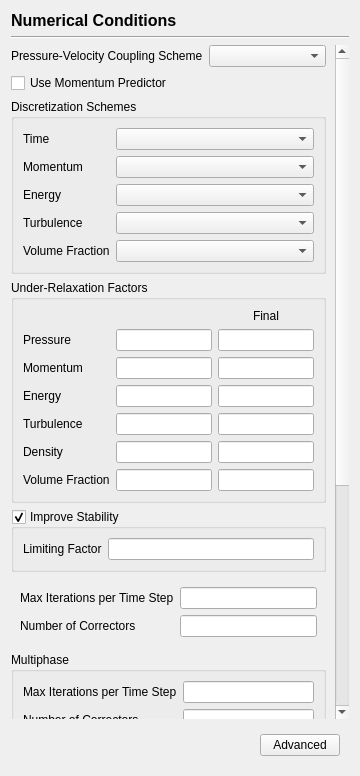
First picture: the form in baramFlow/view/solution/numerical_conditions/numerical_conditions_page.ui, repository nextfoam/baram, before the edit.
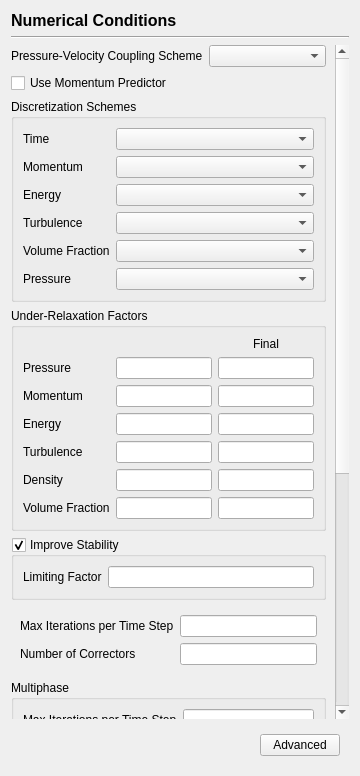
Second picture: the form after the edit. Custom widgets are drawn as their Qt base class.

Commit message: baram#448 Numerical Conditions 페이지 Discretization Schemes에 Pressure 설정 추가

What changed in the file:
```diff
--- a/baramFlow/view/solution/numerical_conditions/numerical_conditions_page.ui
+++ b/baramFlow/view/solution/numerical_conditions/numerical_conditions_page.ui
@@ -54,7 +54,7 @@
         <x>0</x>
         <y>0</y>
         <width>332</width>
-        <height>1002</height>
+        <height>1030</height>
        </rect>
       </property>
       <layout class="QVBoxLayout" name="verticalLayout">
@@ -159,7 +159,17 @@
            </widget>
           </item>
           <item row="4" column="1">
-           <widget class="QComboBox" name="discretizationSchemeVolumeFraction"/>
+           <widget class="EnumComboBox" name="discretizationSchemeVolumeFraction"/>
+          </item>
+          <item row="5" column="0">
+           <widget class="QLabel" name="label_4">
+            <property name="text">
+             <string>Pressure</string>
+            </property>
+           </widget>
+          </item>
+          <item row="5" column="1">
+           <widget class="EnumComboBox" name="discretizationSchemePressure"/>
           </item>
          </layout>
         </widget>
@@ -568,6 +578,13 @@
    </item>
   </layout>
  </widget>
+ <customwidgets>
+  <customwidget>
+   <class>EnumComboBox</class>
+   <extends>QComboBox</extends>
+   <header>widgets.enum_combo_box</header>
+  </customwidget>
+ </customwidgets>
  <tabstops>
   <tabstop>pressureVelocityCouplingScheme</tabstop>
   <tabstop>useMomentumPredictor</tabstop>
```
Left out of the diff: 10 changed lines with no effect on the pictures. The commit also changes 6 other files.
